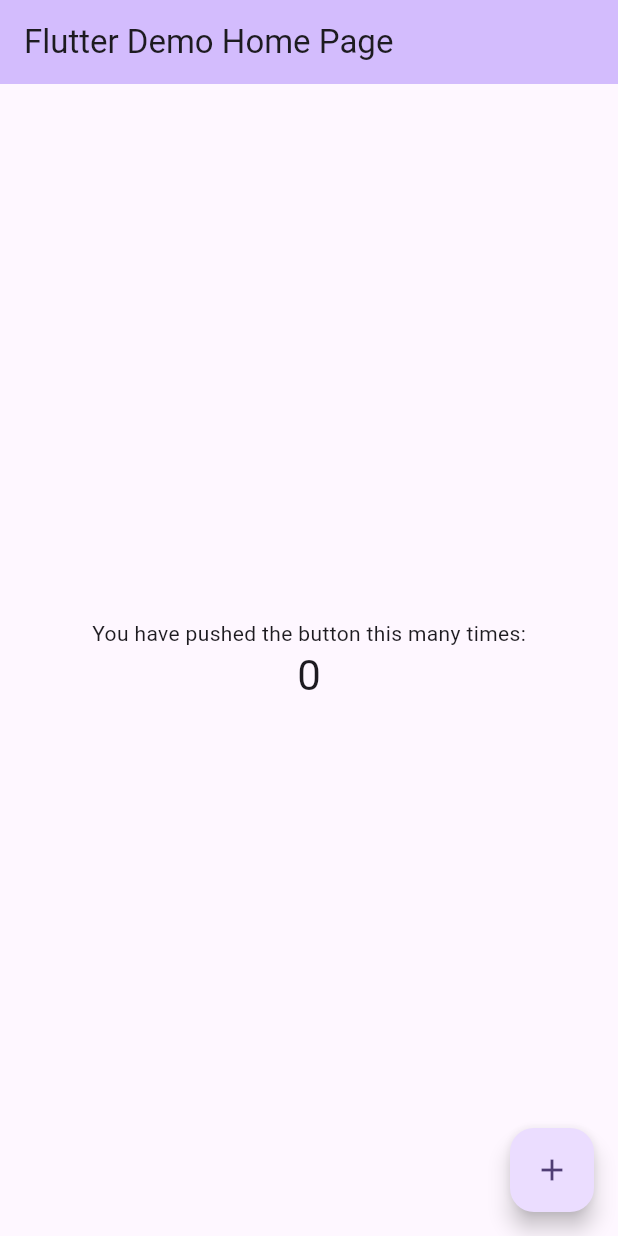
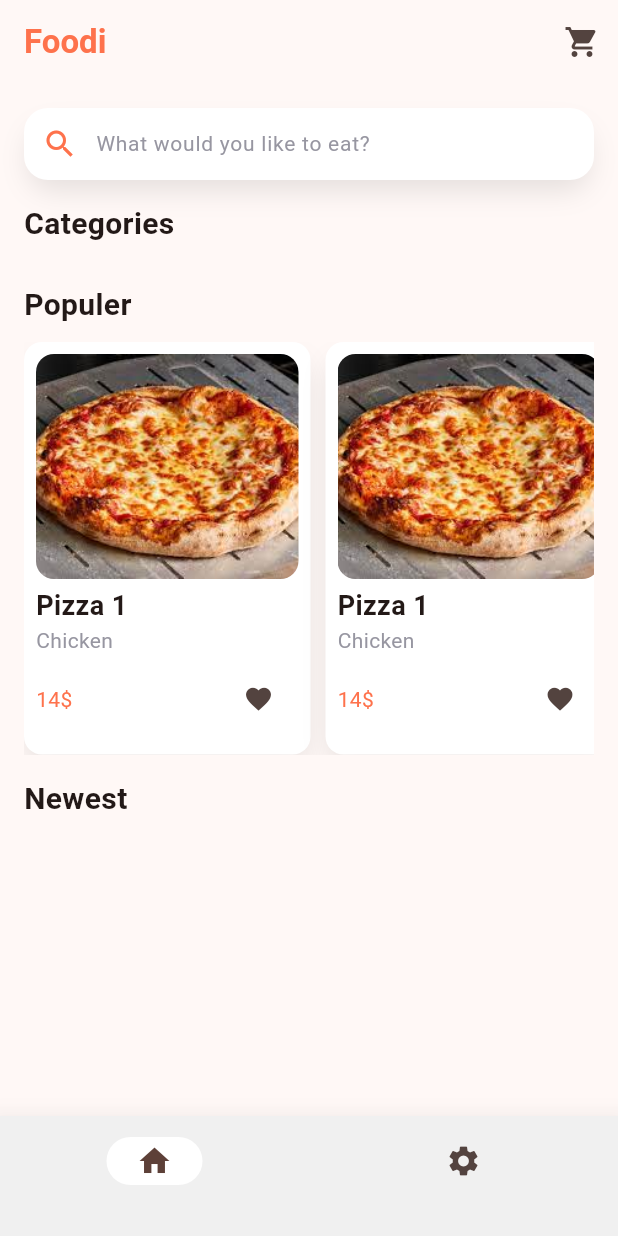
Before and after one commit to Shadyar-Bzhar-Othman/foodi-flutter, a Flutter app: the screen it shows after launch, on a phone screen of 412 x 824 dp. Run offline on Flutter 3.47's test engine with Material 3 defaults, Android fonts, the phone set to English and light mode, and no system bars.

Commit message:
Add layout page and vfoodcard in home page

```diff
--- a/lib/main.dart
+++ b/lib/main.dart
@@ -1,125 +1,24 @@
 import 'package:flutter/material.dart';
+import 'package:foodi/pages/layout_page.dart';
+import 'package:foodi/utils/colors.dart';
 
 void main() {
-  runApp(const MyApp());
+  runApp(const FoodiApp());
 }
 
-class MyApp extends StatelessWidget {
-  const MyApp({super.key});
+class FoodiApp extends StatelessWidget {
+  const FoodiApp({super.key});
 
-  // This widget is the root of your application.
   @override
   Widget build(BuildContext context) {
     return MaterialApp(
-      title: 'Flutter Demo',
+      title: 'Foodi App',
       theme: ThemeData(
-        // This is the theme of your application.
-        //
-        // TRY THIS: Try running your application with "flutter run". You'll see
-        // the application has a purple toolbar. Then, without quitting the app,
-        // try changing the seedColor in the colorScheme below to Colors.green
-        // and then invoke "hot reload" (save your changes or press the "hot
-        // reload" button in a Flutter-supported IDE, or press "r" if you used
-        // the command line to start the app).
-        //
-        // Notice that the counter didn't reset back to zero; the application
-        // state is not lost during the reload. To reset the state, use hot
-        // restart instead.
-        //
-        // This works for code too, not just values: Most code changes can be
-        // tested with just a hot reload.
-        colorScheme: ColorScheme.fromSeed(seedColor: Colors.deepPurple),
+        colorScheme: ColorScheme.fromSeed(seedColor: primaryColor),
         useMaterial3: true,
       ),
-      home: const MyHomePage(title: 'Flutter Demo Home Page'),
+      debugShowCheckedModeBanner: false,
+      home: const LayoutPage(),
     );
   }
 }
-
-class MyHomePage extends StatefulWidget {
-  const MyHomePage({super.key, required this.title});
-
-  // This widget is the home page of your application. It is stateful, meaning
-  // that it has a State object (defined below) that contains fields that affect
-  // how it looks.
-
-  // This class is the configuration for the state. It holds the values (in this
-  // case the title) provided by the parent (in this case the App widget) and
-  // used by the build method of the State. Fields in a Widget subclass are
-  // always marked "final".
-
-  final String title;
-
-  @override
-  State<MyHomePage> createState() => _MyHomePageState();
-}
-
-class _MyHomePageState extends State<MyHomePage> {
-  int _counter = 0;
-
-  void _incrementCounter() {
-    setState(() {
-      // This call to setState tells the Flutter framework that something has
-      // changed in this State, which causes it to rerun the build method below
-      // so that the display can reflect the updated values. If we changed
-      // _counter without calling setState(), then the build method would not be
-      // called again, and so nothing would appear to happen.
-      _counter++;
-    });
-  }
-
-  @override
-  Widget build(BuildContext context) {
-    // This method is rerun every time setState is called, for instance as done
-    // by the _incrementCounter method above.
-    //
-    // The Flutter framework has been optimized to make rerunning build methods
-    // fast, so that you can just rebuild anything that needs updating rather
-    // than having to individually change instances of widgets.
-    return Scaffold(
-      appBar: AppBar(
-        // TRY THIS: Try changing the color here to a specific color (to
-        // Colors.amber, perhaps?) and trigger a hot reload to see the AppBar
-        // change color while the other colors stay the same.
-        backgroundColor: Theme.of(context).colorScheme.inversePrimary,
-        // Here we take the value from the MyHomePage object that was created by
-        // the App.build method, and use it to set our appbar title.
-        title: Text(widget.title),
-      ),
-      body: Center(
-        // Center is a layout widget. It takes a single child and positions it
-        // in the middle of the parent.
-        child: Column(
-          // Column is also a layout widget. It takes a list of children and
-          // arranges them vertically. By default, it sizes itself to fit its
-          // children horizontally, and tries to be as tall as its parent.
-          //
-          // Column has various properties to control how it sizes itself and
-          // how it positions its children. Here we use mainAxisAlignment to
-          // center the children vertically; the main axis here is the vertical
-          // axis because Columns are vertical (the cross axis would be
-          // horizontal).
-          //
-          // TRY THIS: Invoke "debug painting" (choose the "Toggle Debug Paint"
-          // action in the IDE, or press "p" in the console), to see the
-          // wireframe for each widget.
-          mainAxisAlignment: MainAxisAlignment.center,
-          children: <Widget>[
-            const Text(
-              'You have pushed the button this many times:',
-            ),
-            Text(
-              '$_counter',
-              style: Theme.of(context).textTheme.headlineMedium,
-            ),
-          ],
-        ),
-      ),
-      floatingActionButton: FloatingActionButton(
-        onPressed: _incrementCounter,
-        tooltip: 'Increment',
-        child: const Icon(Icons.add),
-      ), // This trailing comma makes auto-formatting nicer for build methods.
-    );
-  }
-}
--- /dev/null
+++ b/lib/pages/home_page.dart
@@ -0,0 +1,112 @@
+import 'package:flutter/material.dart';
+import 'package:foodi/utils/assets.dart';
+import 'package:foodi/utils/colors.dart';
+import 'package:foodi/widgets/search_input.dart';
+import 'package:foodi/widgets/v_food_card.dart';
+
+class HomePage extends StatelessWidget {
+  HomePage({super.key});
+
+  List<Map<String, dynamic>> foods = [
+    {
+      "name": "Pizza 1",
+      "imgPath": pizza1,
+      "type": "Chicken",
+      "price": 20,
+      "detail": 20,
+      "deliveryTime": 33,
+    },
+    {
+      "name": "Pizza 2",
+      "imgPath": pizza2,
+      "type": "Chicken",
+      "price": 20,
+      "detail": 20,
+      "deliveryTime": 33,
+    },
+    {
+      "name": "Pizza 3",
+      "imgPath": pizza3,
+      "type": "Chicken",
+      "price": 20,
+      "detail": 20,
+      "deliveryTime": 33,
+    },
+    {
+      "name": "Pizza 4",
+      "imgPath": pizza4,
+      "type": "Chicken",
+      "price": 20,
+      "detail": 20,
+      "deliveryTime": 33,
+    },
+  ];
+
+  List<Map<String, dynamic>> categories = [
+    {
+      "name": "Burger",
+      "imgPath": burgerIcon,
+    },
+    {
+      "name": "Pizza",
+      "imgPath": pizzaIcon,
+    },
+    {
+      "name": "Fish",
+      "imgPath": fishIcon,
+    },
+    {
+      "name": "Sushi",
+      "imgPath": sushiIcon,
+    },
+  ];
+
+  final TextEditingController searchController = TextEditingController();
+
+  @override
+  Widget build(BuildContext context) {
+    return Column(
+      crossAxisAlignment: CrossAxisAlignment.start,
+      children: [
+        SearchInput(controller: searchController),
+        const SizedBox(height: 15),
+        const Text(
+          "Categories",
+          style: TextStyle(
+            fontSize: 20,
+            fontWeight: FontWeight.bold,
+          ),
+        ),
+        const SizedBox(height: 10),
+        const SizedBox(height: 15),
+        const Text(
+          "Populer",
+          style: TextStyle(
+            fontSize: 20,
+            fontWeight: FontWeight.bold,
+          ),
+        ),
+        const SizedBox(height: 10),
+        SizedBox(
+          height: 275,
+          child: ListView.builder(
+            scrollDirection: Axis.horizontal,
+            itemCount: foods.length,
+            itemBuilder: (context, index) {
+              return VFoodCard();
+            },
+          ),
+        ),
+        const SizedBox(height: 15),
+        const Text(
+          "Newest",
+          style: TextStyle(
+            fontSize: 20,
+            fontWeight: FontWeight.bold,
+          ),
+        ),
+        const SizedBox(height: 10),
+      ],
+    );
+  }
+}
--- /dev/null
+++ b/lib/pages/layout_page.dart
@@ -0,0 +1,73 @@
+import 'package:flutter/material.dart';
+import 'package:foodi/pages/home_page.dart';
+import 'package:foodi/utils/colors.dart';
+
+class LayoutPage extends StatefulWidget {
+  const LayoutPage({super.key});
+
+  @override
+  State<LayoutPage> createState() => _LayoutPageState();
+}
+
+class _LayoutPageState extends State<LayoutPage> {
+  int selectedIndex = 0;
+
+  List<Widget> pages = [
+    HomePage(),
+    const Text("Second Page"),
+  ];
+
+  @override
+  Widget build(BuildContext context) {
+    return Scaffold(
+      appBar: AppBar(
+        title: const Text(
+          "Foodi",
+          style: TextStyle(
+            color: primaryColor,
+            fontWeight: FontWeight.bold,
+          ),
+        ),
+        actions: [
+          IconButton(
+            onPressed: () {},
+            icon: const Icon(
+              Icons.shopping_cart,
+            ),
+          )
+        ],
+      ),
+      body: Padding(
+        padding: const EdgeInsets.all(16.0),
+        child: pages[selectedIndex],
+      ),
+      bottomNavigationBar: NavigationBar(
+        selectedIndex: selectedIndex,
+        onDestinationSelected: (value) {
+          setState(() {
+            selectedIndex = value;
+          });
+        },
+        elevation: 16.0,
+        shadowColor: blackColor,
+        backgroundColor: const Color.fromARGB(255, 238, 238, 238),
+        indicatorColor: whiteColor,
+        surfaceTintColor: whiteColor,
+        destinations: const [
+          NavigationDestination(
+            icon: Icon(
+              Icons.home,
+            ),
+            label: "",
+          ),
+          NavigationDestination(
+            icon: Icon(
+              Icons.settings,
+            ),
+            label: "",
+          ),
+        ],
+      ),
+    );
+  }
+}
--- /dev/null
+++ b/lib/utils/assets.dart
@@ -0,0 +1,22 @@
+const String images = "assets/images/";
+const String icons = "assets/icons/";
+
+const String burgerIcon = "${icons}burger.png";
+const String fishIcon = "${icons}fish.png";
+const String pizzaIcon = "${icons}pizza.png";
+const String sushiIcon = "${icons}sushi.png";
+
+const String user = "${images}user.png";
+const String burger1 = "${images}burger1.png";
+const String burger2 = "${images}burger2.png";
+const String burger3 = "${images}burger3.png";
+const String fish1 = "${images}fish1.png";
+const String fish2 = "${images}fish2.png";
+const String fish3 = "${images}fish3.png";
+const String pizza1 = "${images}pizza1.jpg";
+const String pizza2 = "${images}pizza2.jpg";
+const String pizza3 = "${images}pizza3.jpg";
+const String pizza4 = "${images}pizza4.jpeg";
+const String sushi1 = "${images}sushi1.png";
+const String sushi2 = "${images}sushi2.png";
+const String sushi3 = "${images}sushi3.png";
--- /dev/null
+++ b/lib/utils/colors.dart
@@ -0,0 +1,17 @@
+import 'package:flutter/material.dart';
+
+const Color primaryColor = Color(0xffFE724C);
+const Color whiteColor = Color(0xffffffff);
+const Color blackColor = Color(0xff000000);
+const Color greyColor = Color(0xffF6F6F6);
+const Color lightGreyColor = Color(0xff9796A1);
+const Color darkGreyColor = Color(0xff5B5B5E);
+
+final List<BoxShadow>? boxShadow = [
+  BoxShadow(
+    color: Colors.black.withOpacity(0.1),
+    offset: const Offset(0, 10),
+    blurRadius: 15.0,
+    spreadRadius: -3.0,
+  ),
+];
--- /dev/null
+++ b/lib/widgets/search_input.dart
@@ -0,0 +1,51 @@
+import 'package:flutter/material.dart';
+import 'package:foodi/utils/colors.dart';
+
+class SearchInput extends StatelessWidget {
+  const SearchInput({
+    super.key,
+    required this.controller,
+  });
+
+  final TextEditingController controller;
+
+  @override
+  Widget build(BuildContext context) {
+    return Container(
+      width: double.infinity,
+      decoration: BoxDecoration(
+        color: whiteColor,
+        borderRadius: BorderRadius.circular(16.0),
+        boxShadow: boxShadow,
+      ),
+      child: Row(
+        children: [
+          IconButton(
+            onPressed: () {},
+            icon: const Icon(
+              Icons.search,
+              color: primaryColor,
+            ),
+          ),
+          Expanded(
+            child: TextField(
+              controller: controller,
+              decoration: const InputDecoration(
+                hintText: "What would you like to eat?",
+                hintStyle: TextStyle(
+                  color: lightGreyColor,
+                  fontSize: 14,
+                ),
+                border: InputBorder.none,
+              ),
+              style: const TextStyle(
+                color: darkGreyColor,
+                fontSize: 14,
+              ),
+            ),
+          ),
+        ],
+      ),
+    );
+  }
+}
--- /dev/null
+++ b/lib/widgets/v_food_card.dart
@@ -0,0 +1,70 @@
+import 'package:flutter/material.dart';
+import 'package:foodi/utils/assets.dart';
+import 'package:foodi/utils/colors.dart';
+
+class VFoodCard extends StatelessWidget {
+  const VFoodCard({super.key});
+
+  @override
+  Widget build(BuildContext context) {
+    return Container(
+      padding: const EdgeInsets.all(8.0),
+      margin: const EdgeInsets.only(right: 10),
+      decoration: BoxDecoration(
+        color: whiteColor,
+        boxShadow: boxShadow,
+        borderRadius: BorderRadius.circular(12.0),
+      ),
+      child: Column(
+        crossAxisAlignment: CrossAxisAlignment.start,
+        children: [
+          ClipRRect(
+            borderRadius: BorderRadius.circular(12.0),
+            child: Image.asset(
+              pizza1,
+              fit: BoxFit.cover,
+              width: 175,
+              height: 150,
+            ),
+          ),
+          const SizedBox(height: 5),
+          const Text(
+            "Pizza 1",
+            style: TextStyle(
+              fontSize: 18,
+              fontWeight: FontWeight.bold,
+            ),
+          ),
+          const Text(
+            "Chicken",
+            style: TextStyle(
+              color: lightGreyColor,
+              fontSize: 14,
+            ),
+          ),
+          const SizedBox(height: 5),
+          Row(
+            mainAxisAlignment: MainAxisAlignment.spaceBetween,
+            children: [
+              const Text(
+                "14\$",
+                style: TextStyle(
+                  color: primaryColor,
+                  fontSize: 14,
+                ),
+              ),
+              const SizedBox(width: 100),
+              IconButton(
+                onPressed: () {},
+                icon: const Icon(
+                  Icons.favorite,
+                  size: 20,
+                ),
+              ),
+            ],
+          ),
+        ],
+      ),
+    );
+  }
+}
```
Also changed, not shown: assets/images/user.JPG (added).
